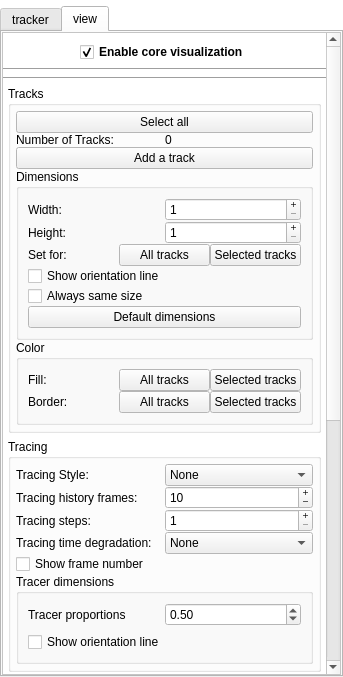
Above: BioTracker/CoreApp/BioTracker/View/CoreParameterView.ui from BioroboticsLab/biotracker_core before the change. Below: the same form after it.
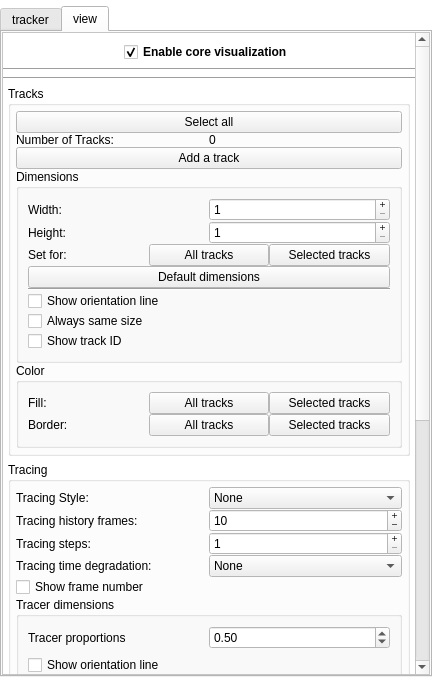
That is the form after the change.

Commit message: track id is now hidable via parameter widget

The edit to the form file:
```diff
--- a/BioTracker/CoreApp/BioTracker/View/CoreParameterView.ui
+++ b/BioTracker/CoreApp/BioTracker/View/CoreParameterView.ui
@@ -12,7 +12,7 @@
    <rect>
     <x>0</x>
     <y>0</y>
-    <width>343</width>
+    <width>432</width>
     <height>677</height>
    </rect>
   </property>
@@ -147,7 +147,7 @@
          <rect>
           <x>0</x>
           <y>0</y>
-          <width>341</width>
+          <width>430</width>
           <height>675</height>
          </rect>
         </property>
@@ -343,8 +343,8 @@
                      <rect>
                       <x>0</x>
                       <y>0</y>
-                      <width>312</width>
-                      <height>1052</height>
+                      <width>406</width>
+                      <height>1058</height>
                      </rect>
                     </property>
                     <property name="sizePolicy">
@@ -627,6 +627,23 @@
                                   </item>
                                  </layout>
                                 </item>
+                                <item>
+                                 <widget class="QPushButton" name="pushButtonDefaultDimensions">
+                                  <property name="toolTip">
+                                   <string>&lt;html&gt;&lt;head/&gt;&lt;body&gt;&lt;p&gt;Set the dimensions of all tracks back to default.&lt;/p&gt;&lt;/body&gt;&lt;/html&gt;</string>
+                                  </property>
+                                  <property name="text">
+                                   <string>Default dimensions</string>
+                                  </property>
+                                 </widget>
+                                </item>
+                                <item>
+                                 <widget class="Line" name="line_4">
+                                  <property name="orientation">
+                                   <enum>Qt::Horizontal</enum>
+                                  </property>
+                                 </widget>
+                                </item>
                                 <item>
                                  <layout class="QHBoxLayout" name="layoutOrientationLine">
                                   <item>
@@ -659,13 +676,37 @@
                                  </layout>
                                 </item>
                                 <item>
-                                 <widget class="QPushButton" name="pushButtonDefaultDimensions">
-                                  <property name="toolTip">
-                                   <string>&lt;html&gt;&lt;head/&gt;&lt;body&gt;&lt;p&gt;Set the dimensions of all tracks back to default.&lt;/p&gt;&lt;/body&gt;&lt;/html&gt;</string>
+                                 <widget class="QWidget" name="horizontalWidget" native="true">
+                                  <property name="minimumSize">
+                                   <size>
+                                    <width>0</width>
+                                    <height>20</height>
+                                   </size>
                                   </property>
-                                  <property name="text">
-                                   <string>Default dimensions</string>
-                                  </property>
+                                  <layout class="QHBoxLayout" name="horizontalLayout_showId">
+                                   <property name="spacing">
+                                    <number>0</number>
+                                   </property>
+                                   <property name="leftMargin">
+                                    <number>0</number>
+                                   </property>
+                                   <property name="topMargin">
+                                    <number>0</number>
+                                   </property>
+                                   <property name="rightMargin">
+                                    <number>0</number>
+                                   </property>
+                                   <property name="bottomMargin">
+                                    <number>0</number>
+                                   </property>
+                                   <item>
+                                    <widget class="QCheckBox" name="checkBoxShowId">
+                                     <property name="text">
+                                      <string>Show track ID</string>
+                                     </property>
+                                    </widget>
+                                   </item>
+                                  </layout>
                                  </widget>
                                 </item>
                                </layout>
```
The commit also changes 8 other files.
